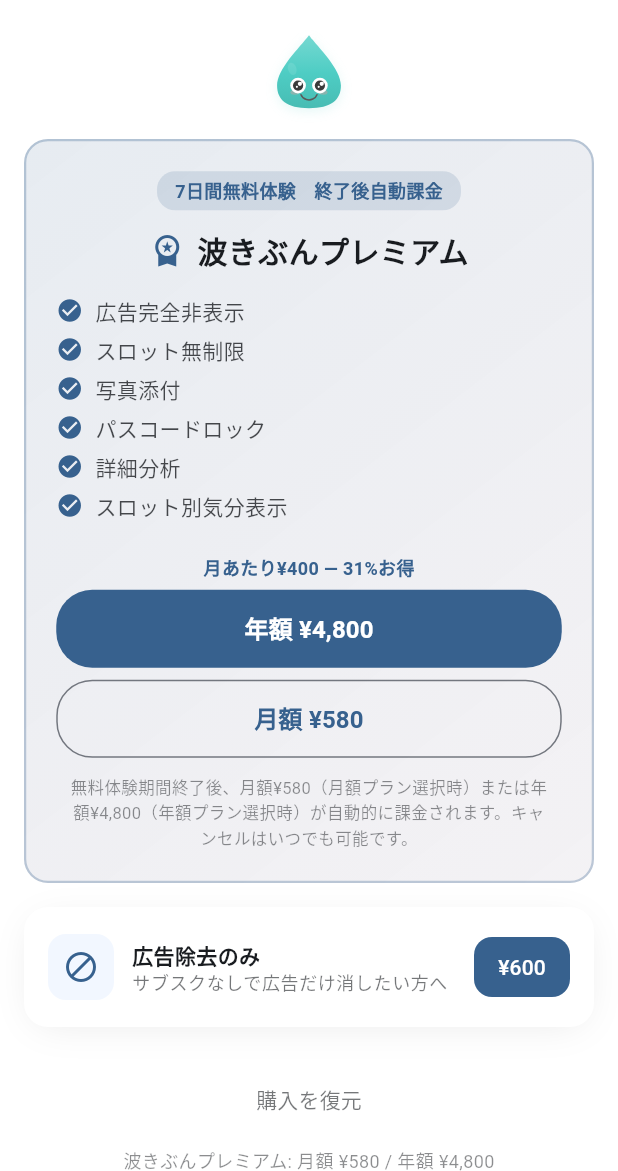
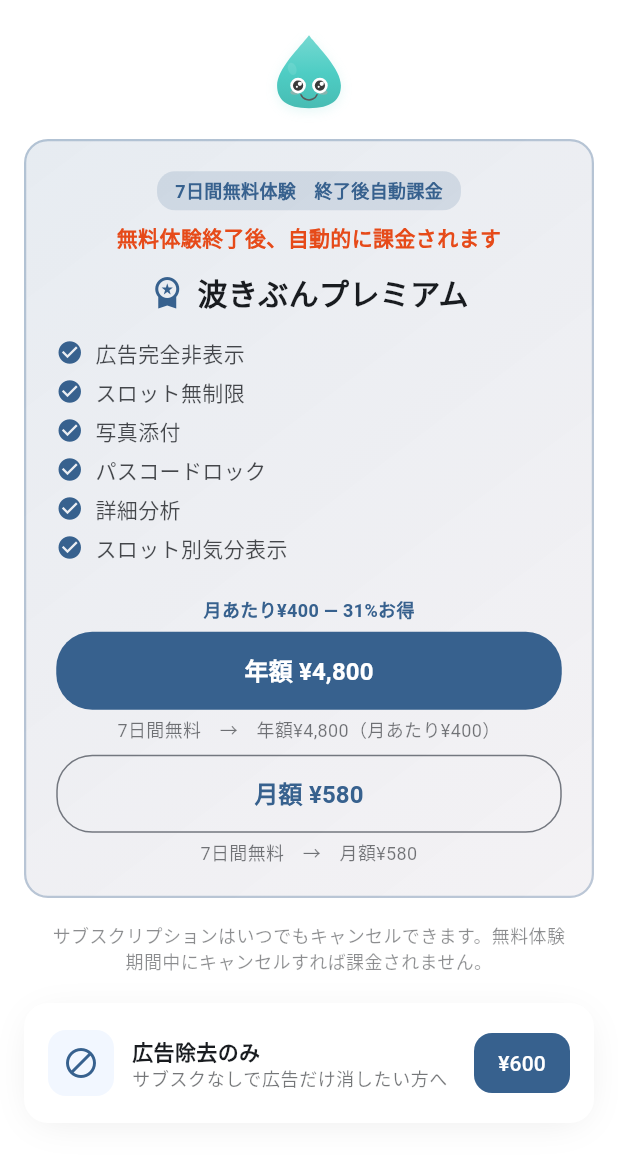
Before and after one commit to Naname0109/namikibun, a Flutter app: the StoreScreen screen opened directly, on a phone screen of 412 x 824 dp, the part 65-1236 px from its top. Run offline on Flutter 3.47's test engine with Material 3 defaults, Android fonts, the phone set to English and light mode, and no system bars; our stand-ins replace fl_chart, flutter_local_notifications, flutter_riverpod, freezed_annotation, go_router, google_mobile_ads and 6 more; accounts and stored records are empty.

Commit message:
Remove iPad orientation, add clear trial auto-charge terms
Co-Authored-By: Claude Opus 4.6 <noreply@anthropic.com>

```diff
--- a/lib/l10n/app_ja.arb
+++ b/lib/l10n/app_ja.arb
@@ -195,13 +195,21 @@
   "namikibunStore": "波きぶん ストア",
   "namikibunPremium": "波きぶんプレミアム",
   "freeTrialDays": "7日間無料体験　終了後自動課金",
-  "autoChargeNotice": "無料体験期間終了後、月額{monthlyPrice}（月額プラン選択時）または年額{yearlyPrice}（年額プラン選択時）が自動的に課金されます。キャンセルはいつでも可能です。",
-  "@autoChargeNotice": {
+  "autoChargeWarning": "無料体験終了後、自動的に課金されます",
+  "yearlyTrialDesc": "7日間無料　→　年額{price}（月あたり{perMonth}）",
+  "@yearlyTrialDesc": {
     "placeholders": {
-      "monthlyPrice": { "type": "String" },
-      "yearlyPrice": { "type": "String" }
+      "price": { "type": "String" },
+      "perMonth": { "type": "String" }
     }
   },
+  "monthlyTrialDesc": "7日間無料　→　月額{price}",
+  "@monthlyTrialDesc": {
+    "placeholders": {
+      "price": { "type": "String" }
+    }
+  },
+  "cancelAnytimeNotice": "サブスクリプションはいつでもキャンセルできます。無料体験期間中にキャンセルすれば課金されません。",
   "monthly": "月額",
   "yearly": "年額",
   "perMonth": "月あたり",
--- a/lib/l10n/app_localizations.dart
+++ b/lib/l10n/app_localizations.dart
@@ -824,11 +824,29 @@ abstract class AppLocalizations {
   /// **'7日間無料体験　終了後自動課金'**
   String get freeTrialDays;
 
-  /// No description provided for @autoChargeNotice.
+  /// No description provided for @autoChargeWarning.
   ///
   /// In ja, this message translates to:
-  /// **'無料体験期間終了後、月額{monthlyPrice}（月額プラン選択時）または年額{yearlyPrice}（年額プラン選択時）が自動的に課金されます。キャンセルはいつでも可能です。'**
-  String autoChargeNotice(String monthlyPrice, String yearlyPrice);
+  /// **'無料体験終了後、自動的に課金されます'**
+  String get autoChargeWarning;
+
+  /// No description provided for @yearlyTrialDesc.
+  ///
+  /// In ja, this message translates to:
+  /// **'7日間無料　→　年額{price}（月あたり{perMonth}）'**
+  String yearlyTrialDesc(String price, String perMonth);
+
+  /// No description provided for @monthlyTrialDesc.
+  ///
+  /// In ja, this message translates to:
+  /// **'7日間無料　→　月額{price}'**
+  String monthlyTrialDesc(String price);
+
+  /// No description provided for @cancelAnytimeNotice.
+  ///
+  /// In ja, this message translates to:
+  /// **'サブスクリプションはいつでもキャンセルできます。無料体験期間中にキャンセルすれば課金されません。'**
+  String get cancelAnytimeNotice;
 
   /// No description provided for @monthly.
   ///
--- a/lib/l10n/app_localizations_ja.dart
+++ b/lib/l10n/app_localizations_ja.dart
@@ -396,9 +396,21 @@ class AppLocalizationsJa extends AppLocalizations {
   String get freeTrialDays => '7日間無料体験　終了後自動課金';
 
   @override
-  String autoChargeNotice(String monthlyPrice, String yearlyPrice) {
-    return '無料体験期間終了後、月額$monthlyPrice（月額プラン選択時）または年額$yearlyPrice（年額プラン選択時）が自動的に課金されます。キャンセルはいつでも可能です。';
+  String get autoChargeWarning => '無料体験終了後、自動的に課金されます';
+
+  @override
+  String yearlyTrialDesc(String price, String perMonth) {
+    return '7日間無料　→　年額$price（月あたり$perMonth）';
   }
+
+  @override
+  String monthlyTrialDesc(String price) {
+    return '7日間無料　→　月額$price';
+  }
+
+  @override
+  String get cancelAnytimeNotice =>
+      'サブスクリプションはいつでもキャンセルできます。無料体験期間中にキャンセルすれば課金されません。';
 
   @override
   String get monthly => '月額';
--- a/lib/screens/store_screen.dart
+++ b/lib/screens/store_screen.dart
@@ -47,6 +47,21 @@ class StoreScreen extends ConsumerWidget {
 
             // プレミアムカード
             _PremiumCard(isPremium: isPremium),
+            const SizedBox(height: 12),
+
+            // キャンセルポリシー
+            if (!isPremium)
+              Padding(
+                padding: const EdgeInsets.symmetric(horizontal: 16, vertical: 4),
+                child: Text(
+                  l10n.cancelAnytimeNotice,
+                  style: TextStyle(
+                    fontSize: 12,
+                    color: theme.colorScheme.onSurface.withValues(alpha: 0.5),
+                  ),
+                  textAlign: TextAlign.center,
+                ),
+              ),
             const SizedBox(height: 16),
 
             // 広告除去（買い切り）カード
@@ -194,6 +209,19 @@ class _PremiumCard extends ConsumerWidget {
                   ),
                 ),
               ),
+            if (!isPremium)
+              Padding(
+                padding: const EdgeInsets.only(top: 8),
+                child: Text(
+                  l10n.autoChargeWarning,
+                  style: TextStyle(
+                    fontSize: 14,
+                    fontWeight: FontWeight.bold,
+                    color: Colors.deepOrange.shade700,
+                  ),
+                  textAlign: TextAlign.center,
+                ),
+              ),
             const SizedBox(height: 12),
 
             // タイトル
@@ -308,6 +336,21 @@ class _PremiumCard extends ConsumerWidget {
                   ),
                 ),
               ),
+              // 年額トライアル説明
+              Padding(
+                padding: const EdgeInsets.only(top: 4),
+                child: Text(
+                  l10n.yearlyTrialDesc(
+                    yearlyProduct?.price ?? '¥4,800',
+                    '¥400',
+                  ),
+                  style: TextStyle(
+                    fontSize: 12,
+                    color: theme.colorScheme.onSurface.withValues(alpha: 0.6),
+                  ),
+                  textAlign: TextAlign.center,
+                ),
+              ),
               const SizedBox(height: 8),
               // 月額ボタン
               SizedBox(
@@ -332,18 +375,16 @@ class _PremiumCard extends ConsumerWidget {
                   ),
                 ),
               ),
-              const SizedBox(height: 12),
-              // 自動課金の説明
+              // 月額トライアル説明
               Padding(
-                padding: const EdgeInsets.symmetric(horizontal: 8),
+                padding: const EdgeInsets.only(top: 4),
                 child: Text(
-                  l10n.autoChargeNotice(
+                  l10n.monthlyTrialDesc(
                     monthlyProduct?.price ?? '¥580',
-                    yearlyProduct?.price ?? '¥4,800',
                   ),
                   style: TextStyle(
-                    fontSize: 11,
-                    color: theme.colorScheme.onSurface.withValues(alpha: 0.5),
+                    fontSize: 12,
+                    color: theme.colorScheme.onSurface.withValues(alpha: 0.6),
                   ),
                   textAlign: TextAlign.center,
                 ),
```
Also changed, not shown: lib/l10n/app_en.arb (+12 -4 lines), lib/l10n/app_localizations_en.dart (+15 -2 lines), 1 other file.
